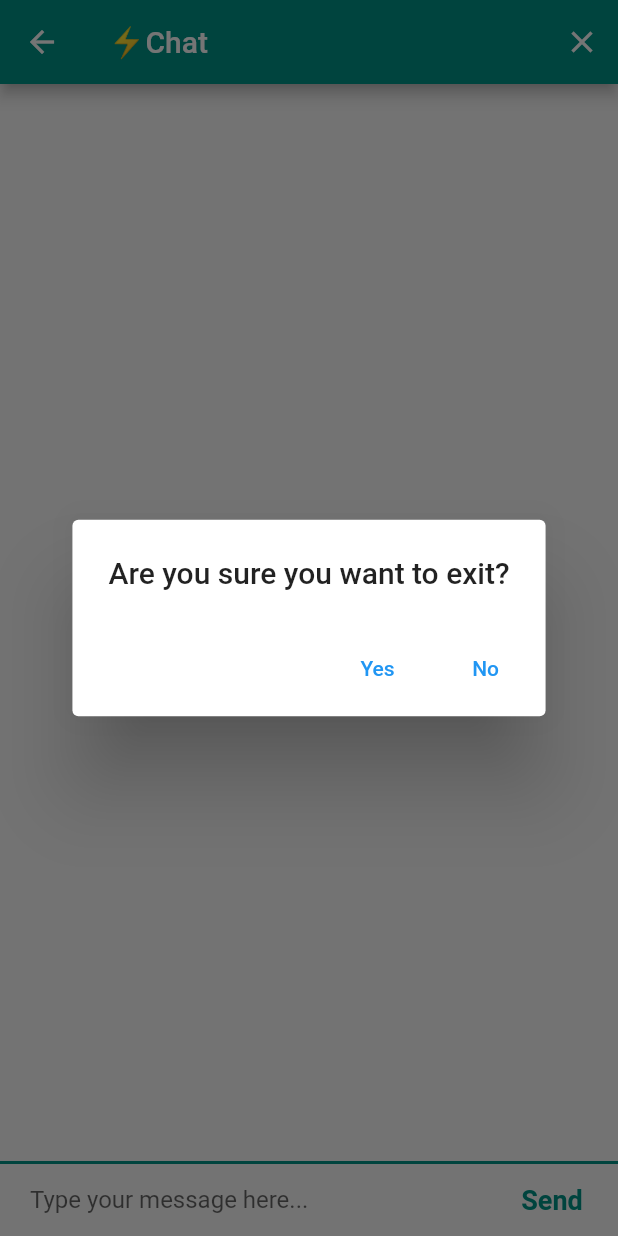
After one commit to AwesomeAndrewMK/flash_chat, a Flutter app: the ChatScreen screen opened by its route, after a tap on the "close" icon, on a phone screen of 412 x 824 dp. The commit adds this screen. Run offline on Flutter 3.47's test engine with Material 2 defaults, Android fonts, the phone set to English and light mode, and no system bars; our stand-ins replace animated_text_kit, cloud_firestore, firebase_auth, firebase_core, modal_progress_hud, share and 1 more; missing offline and left inert: flutter_facebook_auth; accounts and stored records are empty.

Commit message:
Added platform specific alert dialog, added error snackbar notification if we can't fetch data, other minor changes

```diff
--- /dev/null
+++ b/lib/components/app_exit_alert_dialog.dart
@@ -0,0 +1,48 @@
+import 'package:flutter/material.dart';
+import 'package:flutter/cupertino.dart';
+import 'dart:io';
+
+class AppExitAlertDialog extends StatelessWidget {
+  final VoidCallback onExitPress;
+
+  AppExitAlertDialog({this.onExitPress});
+
+  bool _isPlatformIOS() {
+    return Platform.isIOS;
+  }
+
+  @override
+  Widget build(BuildContext context) {
+    return _isPlatformIOS()
+        ? CupertinoAlertDialog(
+            title: Text('Are you sure you want to exit?'),
+            actions: [
+              CupertinoDialogAction(
+                child: Text('Yes'),
+                onPressed: onExitPress,
+              ),
+              CupertinoDialogAction(
+                child: Text('No'),
+                onPressed: () {
+                  Navigator.of(context).pop();
+                },
+              )
+            ],
+          )
+        : AlertDialog(
+            title: Text('Are you sure you want to exit?'),
+            actions: [
+              TextButton(
+                child: Text('Yes'),
+                onPressed: onExitPress,
+              ),
+              TextButton(
+                child: Text('No'),
+                onPressed: () {
+                  Navigator.of(context).pop();
+                },
+              ),
+            ],
+          );
+  }
+}
--- a/lib/services/movieDB.dart
+++ b/lib/services/movieDB.dart
@@ -1,4 +1,5 @@
 import 'dart:convert';
+import 'package:flutter/cupertino.dart';
 import 'package:http/http.dart';
 import 'package:flash_chat_flutter/services/db.dart';
 import 'package:flash_chat_flutter/models/movies_model.dart';
@@ -11,7 +12,7 @@ class MovieDB {
     return _results.map((item) => MoviesModel.fromMap(item)).toList();
   }
 
-  Future getMoviesList() async {
+  Future getMoviesList(VoidCallback errorFunction) async {
     try {
       Response response = await get('$_url?api_key=$_apiKey');
       List<MoviesModel> dbData = await _getDBData();
@@ -31,6 +32,7 @@ class MovieDB {
       return json.decode(response.body)['results'];
     } catch (e) {
       print(e);
+      errorFunction();
 
       List<MoviesModel> dbData = await _getDBData();
 
```
Also changed, not shown: lib/screens/chat/chat_screen.dart (+3 -14 lines), lib/screens/movies/movies_screen.dart (+30 -7 lines).
